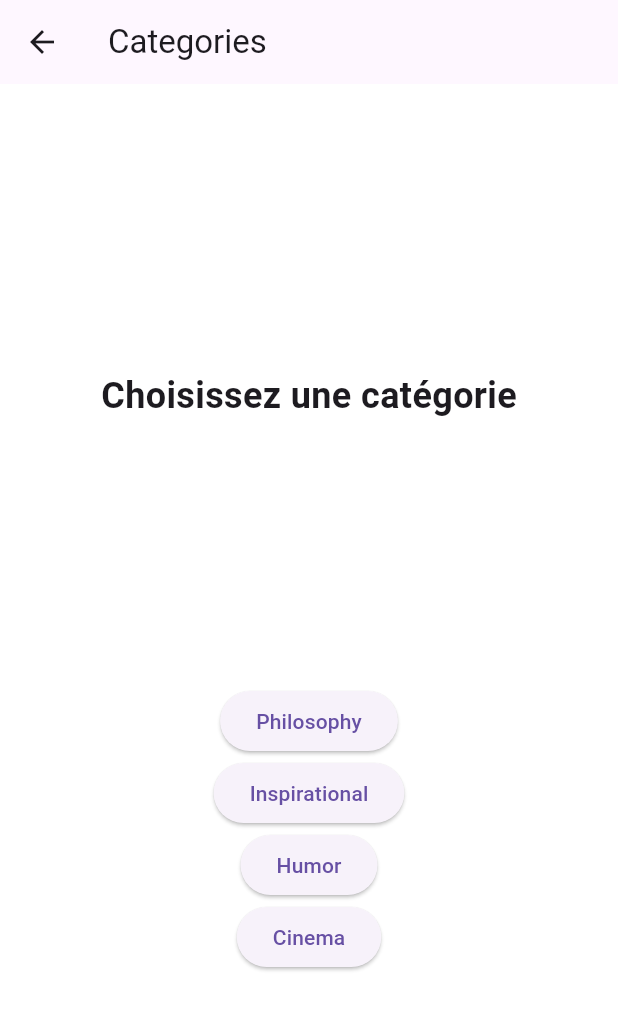
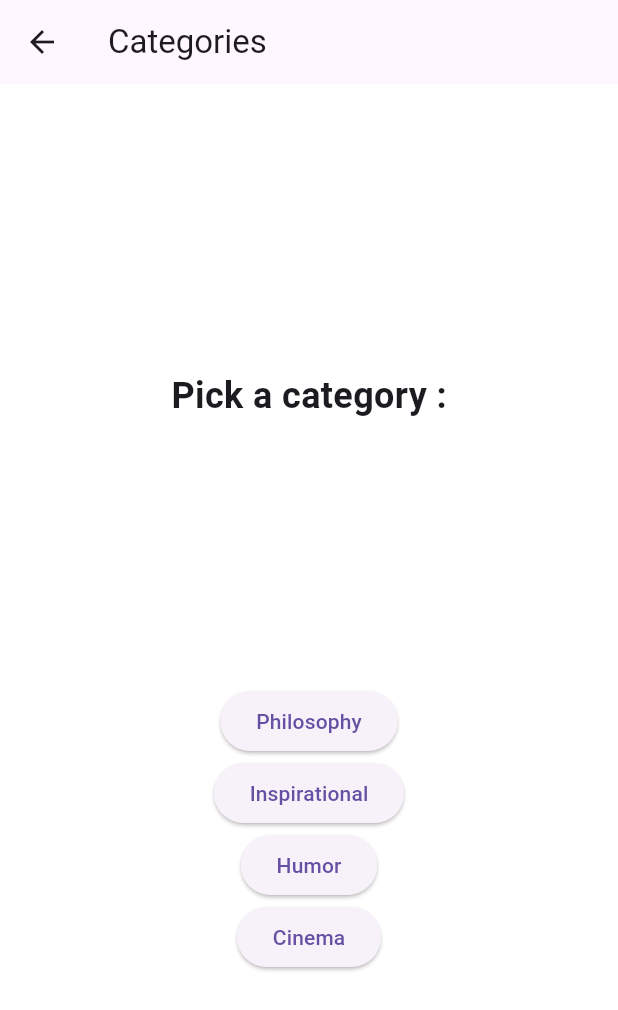
Before and after one commit to cpbr-dev/quotle_fl, a Flutter app: the CategorySelectPage screen opened by its route, on a phone screen of 412 x 824 dp. Shown: the top 1010 px of the screen. Run offline on Flutter 3.47's test engine with Material 2 defaults, Android fonts, the light colour scheme and no system bars; our stand-ins replace flutter_dotenv, flutter_svg, shared_preferences; accounts and stored records are empty; generated files the repository leaves out were written again; Roboto replaces fonts that are missing (Montserrat).

Commit message:
setup localization texts

```diff
--- a/lib/l10n/app_en.arb
+++ b/lib/l10n/app_en.arb
@@ -3,7 +3,7 @@
     "@helloWorld": {
     "description": "The conventional newborn programmer greeting"
     },
-    "playButton": "Play Game!",
+    "playButton": "Play!",
     "@playButton": {
         "description": "The button that starts the game"
     },
@@ -14,5 +14,26 @@
     "aboutButton": "About",
     "@aboutButton": {
         "description": "The button that opens the about menu"
+    },
+    "categoryTitle": "Categories",
+    "@categoryTitle": {
+        "description": "Screen title for the category selection screen"
+    },
+    "categoryText": "Pick a category :",
+    "@categoryText": {
+        "description": "Text that tells the user to pick a category"
+    },
+    "categoryName": "{category, select, Philosophy{Philosophy} Inspirational{Inspirational} Humor{Humor} Cinema{Cinema} other{other}}",
+    "@categoryName": {
+        "description": "Category names",
+        "placeholders": {
+            "category": {
+            "type": "String"
+            }
+        }
+    },
+    "loadingText": "Loading a quote ...",
+    "@loadingText": {
+        "description": "Loading text that appears when the app is loading a quote"
     }
 }
--- a/lib/main.dart
+++ b/lib/main.dart
@@ -1,7 +1,6 @@
 import 'package:flutter/material.dart';
 import 'package:shared_preferences/shared_preferences.dart';
 import 'package:flutter_dotenv/flutter_dotenv.dart';
-import 'package:flutter_localizations/flutter_localizations.dart';
 import 'package:flutter_gen/gen_l10n/app_localizations.dart';
 
 import 'package:quotle/src/main_menu.dart';
--- a/lib/src/Widgets/category_button.dart
+++ b/lib/src/Widgets/category_button.dart
@@ -1,6 +1,7 @@
 // Template for dynamic generation of categories
 // Path: lib\src\Widgets\category_button.dart
 import 'package:flutter/material.dart';
+import 'package:flutter_gen/gen_l10n/app_localizations.dart';
 
 class CategoryButton extends StatelessWidget {
   const CategoryButton(
@@ -14,7 +15,7 @@ class CategoryButton extends StatelessWidget {
       onPressed: () async {
         await Navigator.pushNamed(context, '/loading', arguments: category);
       },
-      child: Text(category),
+      child: Text(AppLocalizations.of(context)!.categoryName(category)),
     );
   }
 }
--- a/lib/src/game/category_screen.dart
+++ b/lib/src/game/category_screen.dart
@@ -1,5 +1,6 @@
 import 'package:flutter/material.dart';
 import 'package:quotle/src/Widgets/category_button.dart';
+import 'package:flutter_gen/gen_l10n/app_localizations.dart';
 
 class CategorySelectPage extends StatefulWidget {
   const CategorySelectPage({super.key});
@@ -32,18 +33,18 @@ class CategorySelectState extends State<CategorySelectPage> {
 
     return Scaffold(
       appBar: AppBar(
-        title: const Text('Categories'),
+        title: Text(AppLocalizations.of(context)!.categoryTitle),
       ),
       body: Center(
         child: Column(
           mainAxisAlignment: MainAxisAlignment.spaceEvenly,
           children: [
-            const Column(
+            Column(
               children: [
-                SizedBox(height: 16),
+                const SizedBox(height: 16),
                 Text(
-                  'Choisissez une catégorie',
-                  style: TextStyle(
+                  AppLocalizations.of(context)!.categoryText,
+                  style: const TextStyle(
                     fontFamily: 'Montserrat',
                     fontSize: 24,
                     fontWeight: FontWeight.bold,
```
Also changed, not shown: lib/l10n/app_fr.arb (+21 -0 lines), lib/src/game/playing_screen.dart (+6 -5 lines), 1 other file.
